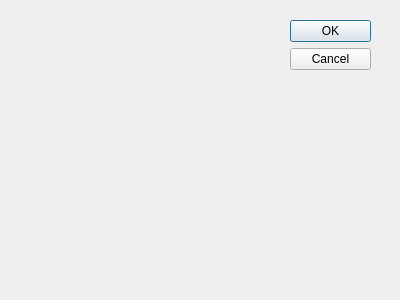
This is Application/congratulation.ui in shiyinw/red7_gui as Qt 5 draws it before an edit. The edited form follows.
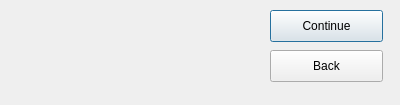
This is the edited form.

```diff
--- a/Application/congratulation.ui
+++ b/Application/congratulation.ui
@@ -9,26 +9,49 @@
     <x>0</x>
     <y>0</y>
     <width>400</width>
-    <height>300</height>
+    <height>105</height>
    </rect>
   </property>
   <property name="windowTitle">
    <string>Dialog</string>
   </property>
-  <widget name="buttonBox" class="QDialogButtonBox">
+  <widget class="QLabel" name="label">
    <property name="geometry">
     <rect>
-     <x>290</x>
+     <x>40</x>
      <y>20</y>
-     <width>81</width>
-     <height>241</height>
+     <width>221</width>
+     <height>51</height>
     </rect>
    </property>
-   <property name="orientation">
-    <enum>Qt::Vertical</enum>
+   <property name="text">
+    <string/>
    </property>
-   <property name="standardButtons">
-    <set>QDialogButtonBox::Cancel|QDialogButtonBox::Ok</set>
+  </widget>
+  <widget class="QPushButton" name="pushButton">
+   <property name="geometry">
+    <rect>
+     <x>270</x>
+     <y>10</y>
+     <width>113</width>
+     <height>32</height>
+    </rect>
+   </property>
+   <property name="text">
+    <string>Continue</string>
+   </property>
+  </widget>
+  <widget class="QPushButton" name="pushButton_2">
+   <property name="geometry">
+    <rect>
+     <x>270</x>
+     <y>50</y>
+     <width>113</width>
+     <height>32</height>
+    </rect>
+   </property>
+   <property name="text">
+    <string>Back</string>
    </property>
   </widget>
  </widget>
```
Left out of the diff: 42 changed lines with no effect on the pictures.
